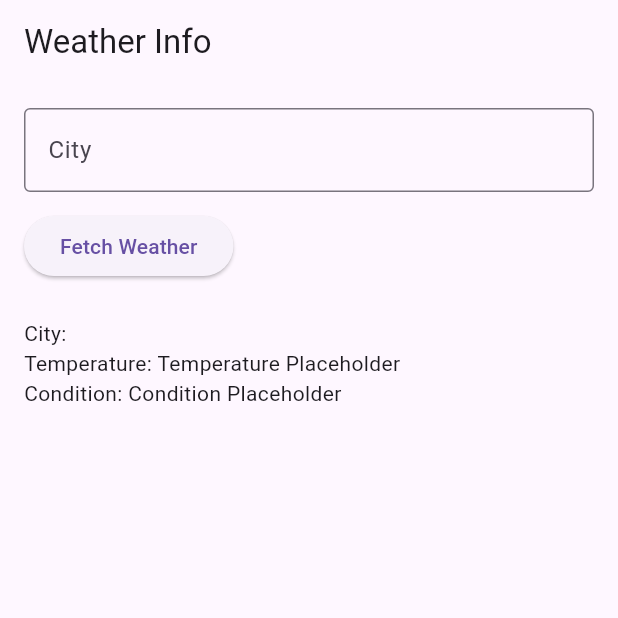
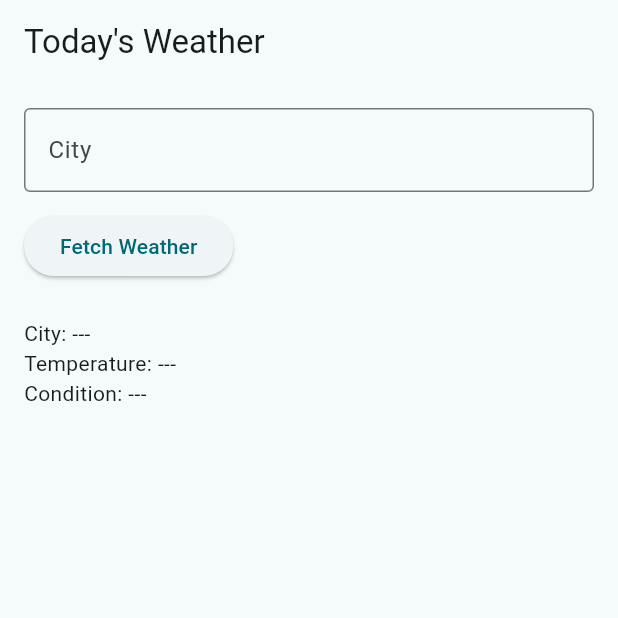
Before and after one commit to harshprogramming/weather_info_app, a Flutter app: the screen it shows after launch, after a tap on "Fetch Weather", on a phone screen of 412 x 824 dp, the top half of it. Run offline on Flutter 3.47's test engine with Material 3 defaults, Android fonts, the phone set to English and light mode, and no system bars.

```diff
--- a/lib/main.dart
+++ b/lib/main.dart
@@ -4,12 +4,15 @@ void main() => runApp(const WeatherInfoApp());
 
 class WeatherInfoApp extends StatelessWidget {
   const WeatherInfoApp({super.key});
-
   @override
   Widget build(BuildContext context) {
     return MaterialApp(
-      title: 'Simple Weather App',
+      title: 'Weather Information',
       debugShowCheckedModeBanner: false,
+      theme: ThemeData(
+        colorScheme: ColorScheme.fromSeed(seedColor: Colors.grey),
+        useMaterial3: true,
+      ),
       home: const WeatherHome(),
     );
   }
@@ -17,7 +20,6 @@ class WeatherInfoApp extends StatelessWidget {
 
 class WeatherHome extends StatefulWidget {
   const WeatherHome({super.key});
-
   @override
   State<WeatherHome> createState() => _WeatherHomeState();
 }
@@ -25,22 +27,14 @@ class WeatherHome extends StatefulWidget {
 class _WeatherHomeState extends State<WeatherHome> {
   final TextEditingController _cityCtrl = TextEditingController();
 
-  String city = "---";
-  String temperature = "---";
-  String condition = "---";
-
   void _fetchWeather() {
-    setState(() {
-      city = _cityCtrl.text;
-      temperature = "Temperature Placeholder";
-      condition = "Condition Placeholder";
-    });
+    setState(() {});
   }
 
   @override
   Widget build(BuildContext context) {
     return Scaffold(
-      appBar: AppBar(title: const Text("Weather Info")),
+      appBar: AppBar(title: const Text("Today's Weather")),
       body: Padding(
         padding: const EdgeInsets.all(16),
         child: Column(
@@ -60,9 +54,9 @@ class _WeatherHomeState extends State<WeatherHome> {
               child: const Text("Fetch Weather"),
             ),
             const SizedBox(height: 24),
-            Text("City: $city"),
-            Text("Temperature: $temperature"),
-            Text("Condition: $condition"),
+            const Text("City: ---"),
+            const Text("Temperature: ---"),
+            const Text("Condition: ---"),
           ],
         ),
       ),
```
